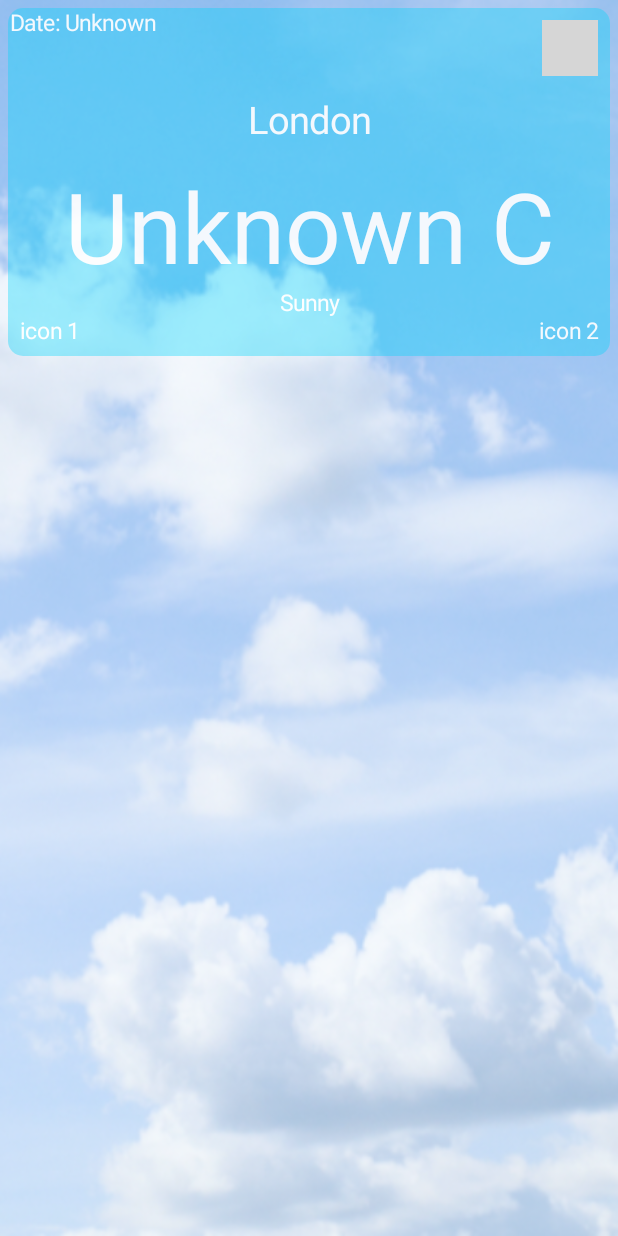
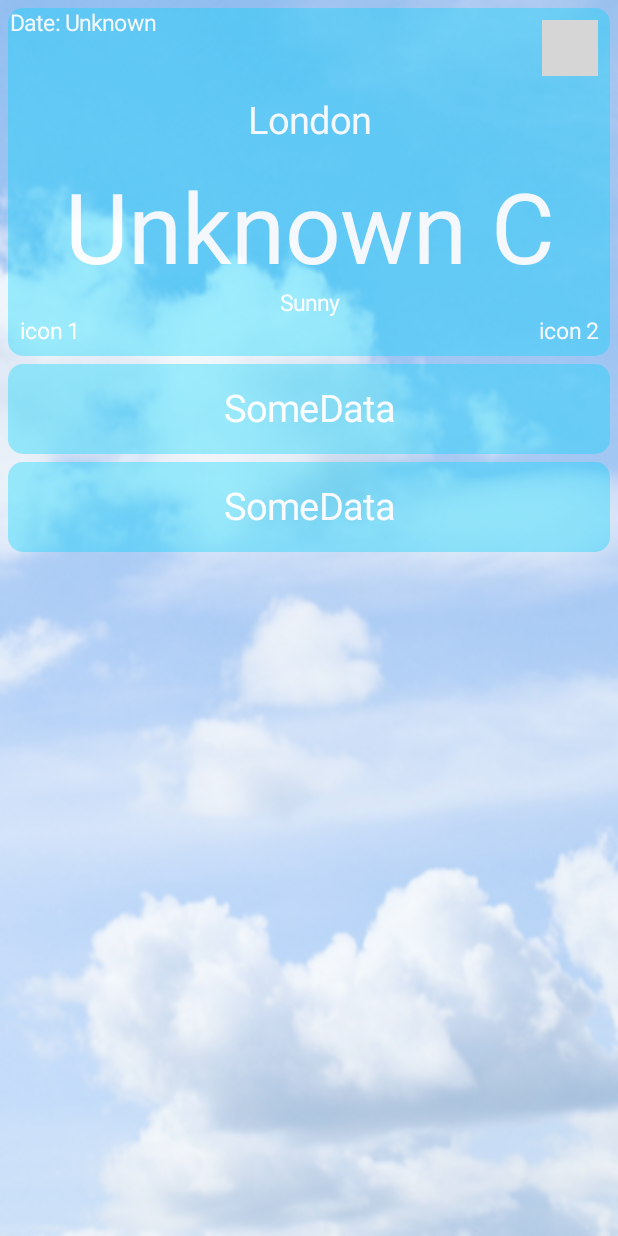
Before and after one commit to DmitrySergienko/WeatherCompose, an Android app built with Jetpack Compose: the screen it shows after launch (MainActivity), on a phone screen of 412 x 824 dp. Run offline under Robolectric (Android 15) with nearby library versions, the phone set to English and light mode, and no system bars; our stand-ins replace Volley; pictures from the network do not load; grey boxes are pictures that could not be loaded.

Commit message:
5.Launcher icon upd

```diff
--- a/app/src/main/AndroidManifest.xml
+++ b/app/src/main/AndroidManifest.xml
@@ -8,9 +8,9 @@
         android:allowBackup="true"
         android:dataExtractionRules="@xml/data_extraction_rules"
         android:fullBackupContent="@xml/backup_rules"
-        android:icon="@mipmap/ic_launcher"
+        android:icon="@mipmap/ic_launcher_new"
         android:label="@string/app_name"
-        android:roundIcon="@mipmap/ic_launcher_round"
+        android:roundIcon="@mipmap/ic_launcher_new_round"
         android:supportsRtl="true"
         android:theme="@style/Theme.WeatherCompose"
         tools:targetApi="31">
--- a/app/src/main/java/com/weathercompose/screens/MainScreen.kt
+++ b/app/src/main/java/com/weathercompose/screens/MainScreen.kt
@@ -59,7 +59,8 @@ fun MainScreen(cityName: String, context: Context) {
         Card(
             modifier = Modifier
                 .fillMaxWidth()
-                .alpha(0.9f),
+                .alpha(0.9f)
+                .padding(bottom = 5.dp),
             backgroundColor = BlueLight,
             elevation = 0.dp,
             shape = RoundedCornerShape(10.dp)
@@ -135,6 +136,52 @@ fun MainScreen(cityName: String, context: Context) {
                 }
             }
         }
+        Card(
+            modifier = Modifier
+                .fillMaxWidth()
+                .alpha(0.9f)
+                .padding(bottom = 5.dp),
+            backgroundColor = BlueLight,
+            elevation = 0.dp,
+            shape = RoundedCornerShape(10.dp)
+        ) {
+            Column(
+                modifier = Modifier.fillMaxWidth(),
+                horizontalAlignment = Alignment.CenterHorizontally
+            ) {
+
+                Text(
+                    modifier = Modifier.padding(15.dp),
+                    text = "SomeData",
+                    style = TextStyle(fontSize = 25.sp),
+                    color = Color.White
+                )
+
+            }
+        }
+        Card(
+            modifier = Modifier
+                .fillMaxWidth()
+                .alpha(0.9f)
+                .padding(bottom = 5.dp),
+            backgroundColor = BlueLight,
+            elevation = 0.dp,
+            shape = RoundedCornerShape(10.dp)
+        ) {
+            Column(
+                modifier = Modifier.fillMaxWidth(),
+                horizontalAlignment = Alignment.CenterHorizontally
+            ) {
+
+                Text(
+                    modifier = Modifier.padding(15.dp),
+                    text = "SomeData",
+                    style = TextStyle(fontSize = 25.sp),
+                    color = Color.White
+                )
+
+            }
+        }
     }
 }
 
--- /dev/null
+++ b/app/src/main/res/drawable/ic_baseline_search_24.xml
@@ -0,0 +1,5 @@
+<vector android:height="24dp" android:tint="#FFFFFF"
+    android:viewportHeight="24" android:viewportWidth="24"
+    android:width="24dp" xmlns:android="http://schemas.android.com/apk/res/android">
+    <path android:fillColor="@android:color/white" android:pathData="M15.5,14h-0.79l-0.28,-0.27C15.41,12.59 16,11.11 16,9.5 16,5.91 13.09,3 9.5,3S3,5.91 3,9.5 5.91,16 9.5,16c1.61,0 3.09,-0.59 4.23,-1.57l0.27,0.28v0.79l5,4.99L20.49,19l-4.99,-5zM9.5,14C7.01,14 5,11.99 5,9.5S7.01,5 9.5,5 14,7.01 14,9.5 11.99,14 9.5,14z"/>
+</vector>
--- /dev/null
+++ b/app/src/main/res/mipmap-anydpi-v26/ic_launcher_new.xml
@@ -0,0 +1,5 @@
+<?xml version="1.0" encoding="utf-8"?>
+<adaptive-icon xmlns:android="http://schemas.android.com/apk/res/android">
+    <background android:drawable="@color/ic_launcher_new_background"/>
+    <foreground android:drawable="@drawable/ic_launcher_new_foreground"/>
+</adaptive-icon>
--- /dev/null
+++ b/app/src/main/res/mipmap-anydpi-v26/ic_launcher_new_round.xml
@@ -0,0 +1,5 @@
+<?xml version="1.0" encoding="utf-8"?>
+<adaptive-icon xmlns:android="http://schemas.android.com/apk/res/android">
+    <background android:drawable="@color/ic_launcher_new_background"/>
+    <foreground android:drawable="@drawable/ic_launcher_new_foreground"/>
+</adaptive-icon>
--- /dev/null
+++ b/app/src/main/res/values/ic_launcher_new_background.xml
@@ -0,0 +1,4 @@
+<?xml version="1.0" encoding="utf-8"?>
+<resources>
+    <color name="ic_launcher_new_background">#06ECFF</color>
+</resources>
```
Also changed, not shown: app/src/main/res/drawable/ic_launcher_new_foreground.xml (added, +15 -0 lines), app/src/main/ic_launcher_new-playstore.png (added), app/src/main/res/mipmap-hdpi/ic_launcher_new.png (added), app/src/main/res/mipmap-hdpi/ic_launcher_new_round.png (added), app/src/main/res/mipmap-mdpi/ic_launcher_new.png (added), app/src/main/res/mipmap-mdpi/ic_launcher_new_round.png (added), app/src/main/res/mipmap-xhdpi/ic_launcher_new.png (added), app/src/main/res/mipmap-xhdpi/ic_launcher_new_round.png (added), app/src/main/res/mipmap-xxhdpi/ic_launcher_new.png (added), app/src/main/res/mipmap-xxhdpi/ic_launcher_new_round.png (added), app/src/main/res/mipmap-xxxhdpi/ic_launcher_new.png (added), app/src/main/res/mipmap-xxxhdpi/ic_launcher_new_round.png (added).
